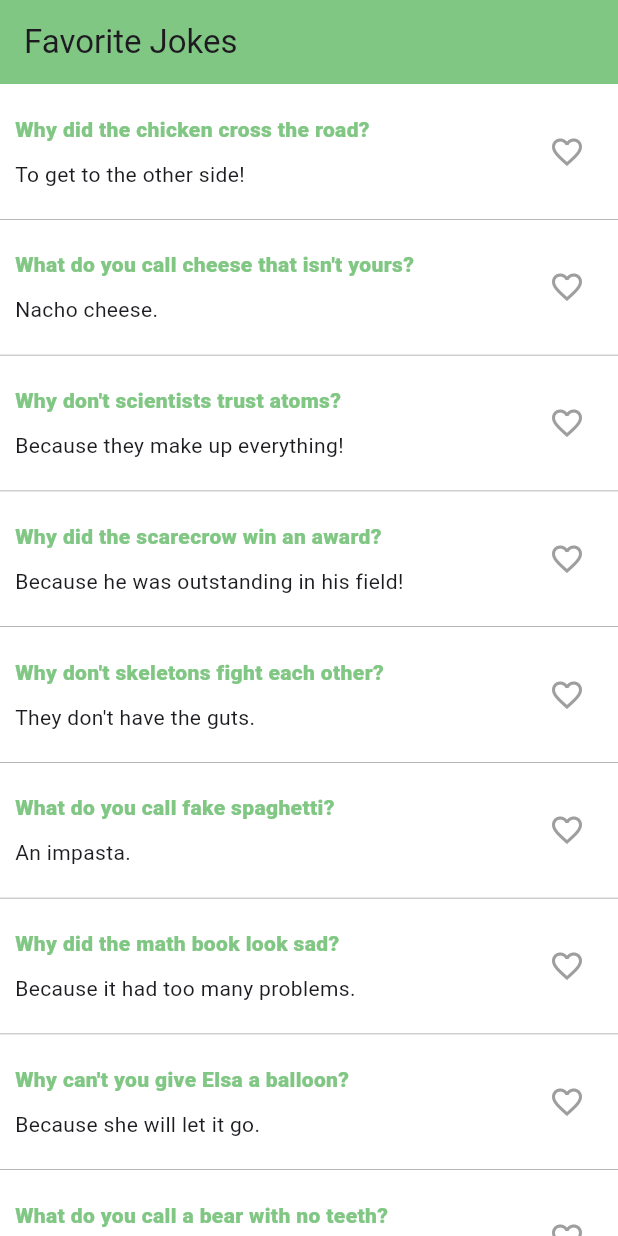
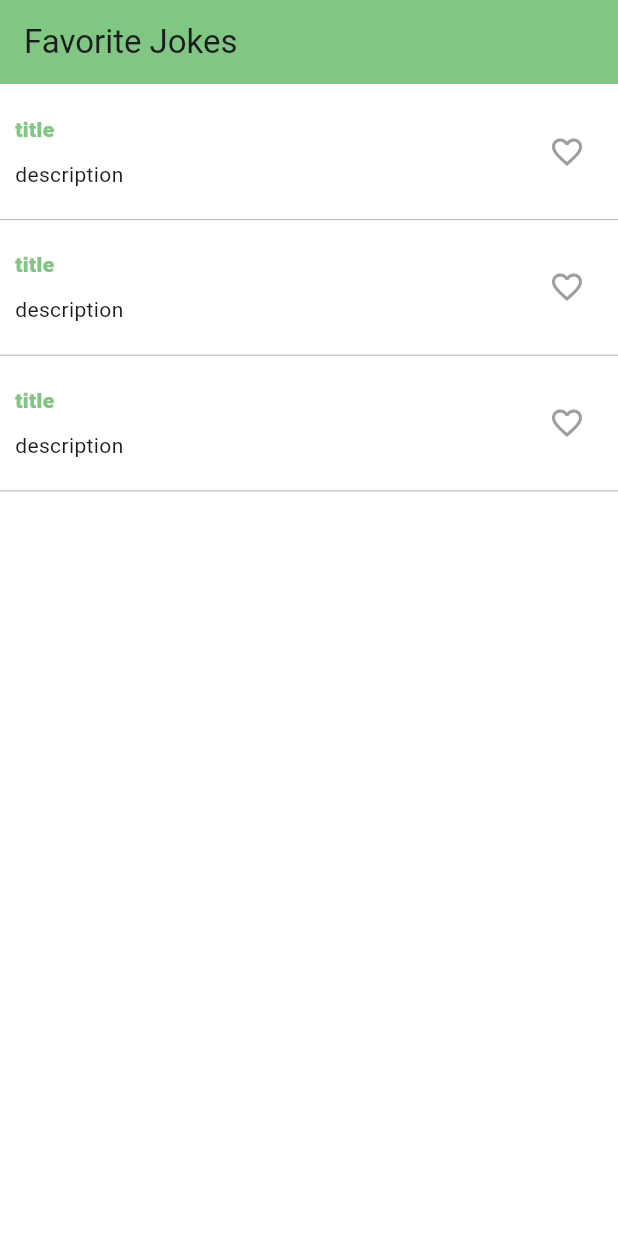
Before and after one commit to ChhunSivHeng/W8-PRACTICE--Lists-Pass-Functions, a Flutter app: the screen it shows after launch, on a phone screen of 412 x 824 dp. Run offline on Flutter 3.47's test engine with Material 3 defaults, Android fonts, the phone set to English and light mode, and no system bars.

Commit message:
stucked at ex4

```diff
--- a/lib/EXERCISE-4/joke.dart
+++ /dev/null
@@ -1,107 +0,0 @@
-class Joke {
-  String title;
-  String description;
-  bool isFavorite;
-
-  Joke({
-    required this.title,
-    required this.description,
-    this.isFavorite = false,
-  });
-}
-//all this jokes data are generate my Ai
-final List<Joke> jokes = [
-  Joke(
-    title: "Why did the chicken cross the road?",
-    description: "To get to the other side!",
-  ),
-  Joke(
-    title: "What do you call cheese that isn't yours?",
-    description: "Nacho cheese.",
-  ),
-  Joke(
-    title: "Why don't scientists trust atoms?",
-    description: "Because they make up everything!",
-  ),
-  Joke(
-    title: "Why did the scarecrow win an award?",
-    description: "Because he was outstanding in his field!",
-  ),
-  Joke(
-    title: "Why don't skeletons fight each other?",
-    description: "They don't have the guts.",
-  ),
-  Joke(title: "What do you call fake spaghetti?", description: "An impasta."),
-  Joke(
-    title: "Why did the math book look sad?",
-    description: "Because it had too many problems.",
-  ),
-  Joke(
-    title: "Why can't you give Elsa a balloon?",
-    description: "Because she will let it go.",
-  ),
-  Joke(
-    title: "What do you call a bear with no teeth?",
-    description: "A gummy bear.",
-  ),
-  Joke(
-    title: "Why did the golfer bring two pairs of pants?",
-    description: "In case he got a hole in one.",
-  ),
-  Joke(
-    title: "Why did the bicycle fall over?",
-    description: "Because it was two-tired.",
-  ),
-  Joke(
-    title: "Why did the tomato turn red?",
-    description: "Because it saw the salad dressing.",
-  ),
-  Joke(
-    title: "Why did the computer go to the doctor?",
-    description: "Because it had a virus!",
-  ),
-  Joke(
-    title: "Why did the cookie go to the hospital?",
-    description: "Because it felt crummy.",
-  ),
-  Joke(
-    title: "Why did the student eat his homework?",
-    description: "Because the teacher said it was a piece of cake!",
-  ),
-  Joke(
-    title: "Why did the frog take the bus to work?",
-    description: "His car got toad away.",
-  ),
-  Joke(
-    title: "Why did the cow go to outer space?",
-    description: "To see the moooon!",
-  ),
-  Joke(
-    title: "Why did the man run around his bed?",
-    description: "To catch up on his sleep.",
-  ),
-  Joke(
-    title: "Why did the music teacher need a ladder?",
-    description: "To reach the high notes.",
-  ),
-  Joke(
-    title: "Why did the picture go to jail?",
-    description: "Because it was framed.",
-  ),
-  Joke(
-    title: "Why did the banana go to the doctor?",
-    description: "Because it wasn't peeling well.",
-  ),
-  Joke(
-    title: "Why did the fish blush?",
-    description: "Because it saw the ocean's bottom.",
-  ),
-  Joke(
-    title: "Why did the man put his money in the freezer?",
-    description: "He wanted cold hard cash.",
-  ),
-  Joke(
-    title: "Why did the boy bring a ladder to school?",
-    description: "He wanted to go to high school.",
-  ),
-];
--- a/lib/EXERCISE-4/main.dart
+++ b/lib/EXERCISE-4/main.dart
@@ -1,60 +1,45 @@
 import 'package:flutter/material.dart';
-import 'joke.dart';
 
 Color appColor = Colors.green[300] as Color;
 
-void main() => runApp(
-  MaterialApp(
+void main() => runApp(MaterialApp(
       home: Scaffold(
         backgroundColor: Colors.white,
         appBar: AppBar(
           backgroundColor: appColor,
           title: const Text("Favorite Jokes"),
         ),
-      body: JokeList(),
+        body: const Column(
+          children: [FavoriteCard(), FavoriteCard(), FavoriteCard()],
         ),
       ),
-);
+    ));
 
-class JokeList extends StatefulWidget {
+class FavoriteCard extends StatefulWidget {
+  const FavoriteCard({
+    super.key,
+  });
+
   @override
-  State<JokeList> createState() => _JokeListState();
+  State<FavoriteCard> createState() => _FavoriteCardState();
 }
 
-class _JokeListState extends State<JokeList> {
-  @override
-  Widget build(BuildContext context) {
-    return ListView.builder(
-      itemCount: jokes.length,
-      itemBuilder: (context, index) {
-        return FavoriteCard(
-          joke: jokes[index],
-          onFavoriteClick: () {
+class _FavoriteCardState extends State<FavoriteCard> {
+  bool _isFavorite = false;
+
+  void onFavoriteClick() {
     setState(() {
-              jokes[index].isFavorite = !jokes[index].isFavorite;
+      _isFavorite = !_isFavorite;
     });
-          },
-        );
-      },
-    );
   }
-}
-
-class FavoriteCard extends StatelessWidget {
-  final Joke joke;
-  final VoidCallback onFavoriteClick;
-
-  const FavoriteCard({
-    super.key,
-    required this.joke,
-    required this.onFavoriteClick,
-  });
 
   @override
   Widget build(BuildContext context) {
     return Container(
       decoration: const BoxDecoration(
-        border: Border(bottom: BorderSide(width: .5, color: Colors.grey)),
+        border: Border(
+          bottom: BorderSide(width: .5, color: Colors.grey),
+        ),
       ),
       padding: const EdgeInsets.fromLTRB(10, 20, 10, 20),
       child: Row(
@@ -66,24 +51,21 @@ class FavoriteCard extends StatelessWidget {
               crossAxisAlignment: CrossAxisAlignment.start,
               children: [
                 Text(
-                  joke.title,
+                  'title',
                   style: TextStyle(
-                    color: appColor,
-                    fontWeight: FontWeight.w800,
-                  ),
+                      color: appColor, fontWeight: FontWeight.w800),
                 ),
                 const SizedBox(height: 10.0),
-                Text(joke.description),
+                const Text('description')
               ],
             ),
           ),
           IconButton(
               onPressed: onFavoriteClick,
               icon: Icon(
-              joke.isFavorite ? Icons.favorite : Icons.favorite_border,
-              color: joke.isFavorite ? Colors.red : Colors.grey,
-            ),
-          ),
+                _isFavorite ? Icons.favorite : Icons.favorite_border,
+                color: _isFavorite ? Colors.red : Colors.grey,
+              ))
         ],
       ),
     );
```
Lines whose indentation alone changed are shown as unchanged.
